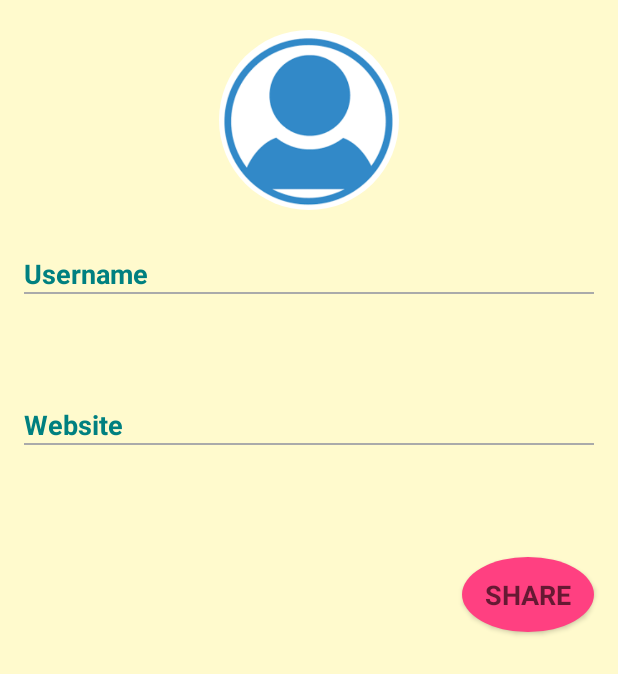
After one commit to africaken/Developer-Information-Lagos-Nigeria-, an Android app: the layout user_detail.xml on its own in the app's theme, with its tools: preview values and no code run, on a phone screen of 412 x 824 dp. The commit adds this screen. Shown: the top 674 px of the screen. Run offline under Robolectric (Android 15) with nearby library versions, the phone set to English and light mode, and no system bars.

Commit message:
Added circle image, remove unneeded and changr some of my layouts
Added the library:  "de.hdodenhof:circleimageview:2.1.0" to enable the use of a circleimage view

Change default android icon to one created by  myself.

Remove some unneeded variables like username

Remove a complete xml layout: developer_details.xml and replace it with user_detail.xml

```diff
--- a/app/build.gradle
+++ b/app/build.gradle
@@ -28,4 +28,5 @@ dependencies {
     compile 'com.android.support.constraint:constraint-layout:1.0.0-alpha7'
     testCompile 'junit:junit:4.12'
     compile 'com.squareup.picasso:picasso:2.3.2'
+    compile 'de.hdodenhof:circleimageview:2.1.0'
 }
--- a/app/src/main/AndroidManifest.xml
+++ b/app/src/main/AndroidManifest.xml
@@ -7,9 +7,9 @@
 
     <application
         android:allowBackup="true"
-        android:icon="@mipmap/ic_launcher"
+        android:icon="@mipmap/error"
         android:label="@string/app_name"
-        android:roundIcon="@mipmap/ic_launcher_round"
+        android:roundIcon="@mipmap/error"
         android:supportsRtl="true"
         android:theme="@style/AppTheme">
         <activity android:name=".MainActivity">
--- /dev/null
+++ b/app/src/main/res/drawable/circle.xml
@@ -0,0 +1,11 @@
+<?xml version="1.0" encoding="utf-8"?>
+
+<!-- Background circle for the share button -->
+<shape xmlns:android="http://schemas.android.com/apk/res/android"
+    android:shape="oval">
+    <solid android:color="@color/colorAccent" />
+    <size
+        android:width="50dp"
+        android:height="50dp" />
+    <corners android:radius="25dp" />
+</shape>
--- /dev/null
+++ b/app/src/main/res/layout/user_detail.xml
@@ -0,0 +1,98 @@
+<?xml version="1.0" encoding="utf-8"?>
+<LinearLayout xmlns:android="http://schemas.android.com/apk/res/android"
+    xmlns:tool="http://schemas.android.com/tools"
+    android:layout_width="match_parent"
+    android:layout_height="match_parent"
+    android:background="@color/wheat"
+    android:orientation="vertical">
+
+    <de.hdodenhof.circleimageview.CircleImageView
+        android:id="@+id/developer_avatar"
+        android:layout_width="@dimen/avatar_size"
+        android:layout_height="@dimen/avatar_size"
+        android:layout_gravity="center_horizontal"
+        android:layout_marginBottom="@dimen/view_space"
+        android:layout_marginTop="@dimen/space_view"
+        android:contentDescription="@string/image_description"
+        android:src="@drawable/image" />
+
+    <TextView
+        android:layout_width="wrap_content"
+        android:layout_height="wrap_content"
+        android:layout_marginLeft="@dimen/activity_horizontal_margin"
+        android:layout_marginRight="@dimen/activity_horizontal_margin"
+        android:text="@string/username"
+        android:textAllCaps="false"
+        android:textAppearance="?android:textAppearanceMedium"
+        android:textColor="@color/colorTitle"
+        android:textStyle="bold" />
+
+    <View
+        android:layout_width="match_parent"
+        android:layout_height="1dp"
+        android:layout_marginLeft="@dimen/activity_horizontal_margin"
+        android:layout_marginRight="@dimen/activity_horizontal_margin"
+        android:background="@android:color/darker_gray" />
+
+    <TextView
+        android:id="@+id/developer_username"
+        android:layout_width="match_parent"
+        android:layout_height="wrap_content"
+        android:layout_gravity="center_vertical"
+        android:layout_marginBottom="@dimen/space_view"
+        android:layout_marginLeft="@dimen/activity_horizontal_margin"
+        android:layout_marginRight="@dimen/activity_horizontal_margin"
+        android:fontFamily="sans-serif-medium"
+        android:textAllCaps="false"
+        android:textAppearance="?android:textAppearanceMedium"
+        android:textColor="@color/colorText"
+        tool:targetApi="jelly_bean"
+        tool:text="africaken" />
+
+    <TextView
+        android:layout_width="wrap_content"
+        android:layout_height="wrap_content"
+        android:layout_marginLeft="@dimen/activity_horizontal_margin"
+        android:layout_marginRight="@dimen/activity_horizontal_margin"
+        android:layout_marginTop="@dimen/view_space"
+        android:text="@string/developer_url"
+        android:textAllCaps="false"
+        android:textAppearance="?android:textAppearanceMedium"
+        android:textColor="@color/colorTitle"
+        android:textStyle="bold" />
+
+    <View
+        android:layout_width="match_parent"
+        android:layout_height="1dp"
+        android:layout_marginLeft="@dimen/activity_horizontal_margin"
+        android:layout_marginRight="@dimen/activity_horizontal_margin"
+        android:background="@android:color/darker_gray" />
+
+    <TextView
+        android:id="@+id/developer_url"
+        android:layout_width="match_parent"
+        android:layout_height="wrap_content"
+        android:layout_gravity="center_vertical"
+        android:layout_marginLeft="@dimen/activity_horizontal_margin"
+        android:layout_marginRight="@dimen/activity_horizontal_margin"
+        android:fontFamily="sans-serif-medium"
+        android:textAllCaps="false"
+        android:textAppearance="?android:textAppearanceMedium"
+        android:textColor="@color/colorText"
+        tool:targetApi="jelly_bean"
+        tool:text="https://github.com/africaken" />
+
+    <Button
+        android:id="@+id/awesome_developer"
+        android:layout_width="wrap_content"
+        android:layout_height="wrap_content"
+        android:layout_gravity="end"
+        android:layout_marginTop="@dimen/share_margin"
+        android:layout_marginRight="@dimen/activity_horizontal_margin"
+        android:text="@string/share"
+        android:background="@drawable/circle"
+        android:textAllCaps="true"
+        android:textAppearance="?android:textAppearanceMedium"
+        android:textStyle="bold" />
+
+</LinearLayout>
--- a/app/src/main/res/values/colors.xml
+++ b/app/src/main/res/values/colors.xml
@@ -3,4 +3,9 @@
     <color name="colorPrimary">#3F51B5</color>
     <color name="colorPrimaryDark">#303F9F</color>
     <color name="colorAccent">#FF4081</color>
+    <color name="colorText">#4B0082</color>
+    <color name="colorTitle">#008080</color>
+    <color name="wheat">#FFFACD</color>
+    <color name="mint_cream">#F5FFFA</color>
+    <color name="azure">#F0FFFF</color>
 </resources>
--- a/app/src/main/res/values/dimens.xml
+++ b/app/src/main/res/values/dimens.xml
@@ -17,7 +17,9 @@
     <!-- Default screen margins, per the Android Design guidelines. -->
     <dimen name="activity_horizontal_margin">16dp</dimen>
     <dimen name="activity_vertical_margin">16dp</dimen>
-    <dimen name="text_size">15sp</dimen>
     <dimen name="space_view">20dp</dimen>
     <dimen name="share_margin">50dp</dimen>
+    <dimen name="view_space">30dp</dimen>
+    <dimen name="avatar_size">120dp</dimen>
+    <dimen name="image_size">96dp</dimen>
 </resources>
--- a/app/src/main/res/values/strings.xml
+++ b/app/src/main/res/values/strings.xml
@@ -2,9 +2,12 @@
     <string name="app_name">Developers Information</string>
     <string name="connection_absent">No Internet Connection</string>
     <string name="developer_absent">No Developer in Lagos(Nigeria) found</string>
-    <string name="list_developer">Developer in Lagos(Nigeria)</string>
-    <string name="developer_username">GitHub Username: </string>
-    <string name="developer_url">GitHub User Url:  </string>
+    <string name="list_developer">Developer Details</string>
+    <string name="developer_username">Username: </string>
+    <string name="username">Username</string>
+    <string name="developer_url">Website</string>
     <string name="space"> </string>
     <string name="user_name">GitHub User</string>
+    <string name="share">Share</string>
+    <string name="image_description">The image displayed is the Developer\'s image.</string>
 </resources>
--- a/app/src/main/res/values/styles.xml
+++ b/app/src/main/res/values/styles.xml
@@ -9,9 +9,4 @@
         <item name="colorAccent">#D2691E</item>
     </style>
 
-    <style name="CircularProgress" parent="Theme.AppCompat.Light.DarkActionBar">
-        <!-- Customize your theme here. -->
-        <item name="colorPrimaryDark">@color/colorPrimaryDark</item>
-    </style>
-
 </resources>
```
Also changed, not shown: app/src/main/java/com/example/android/developersinformation/DeveloperDetails.java (+34 -19 lines), app/src/main/java/com/example/android/developersinformation/DeveloperLagosAdapter.java (+15 -11 lines), app/src/main/java/com/example/android/developersinformation/Developer_Utils.java (+6 -6 lines), app/src/main/java/com/example/android/developersinformation/MainActivity.java (+19 -19 lines), app/src/main/res/layout/activity_main.xml (+10 -6 lines), app/src/main/res/layout/developer_details.xml (deleted, +0 -65 lines), app/src/main/res/layout/list_item.xml (+21 -28 lines), app/src/main/res/drawable/error.png (added), app/src/main/res/drawable/githubimage.jpg (added), app/src/main/res/mipmap-xhdpi/error.png (added).
